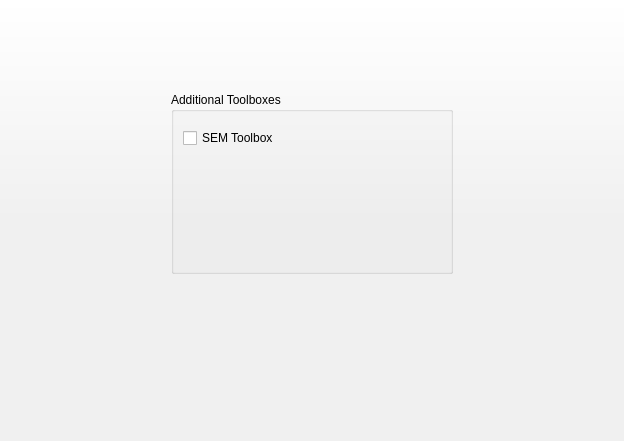
Before: the Qt Designer form JASP-Desktop/optionsform.ui in jasp-stats/jasp-desktop, drawn with Qt 5.
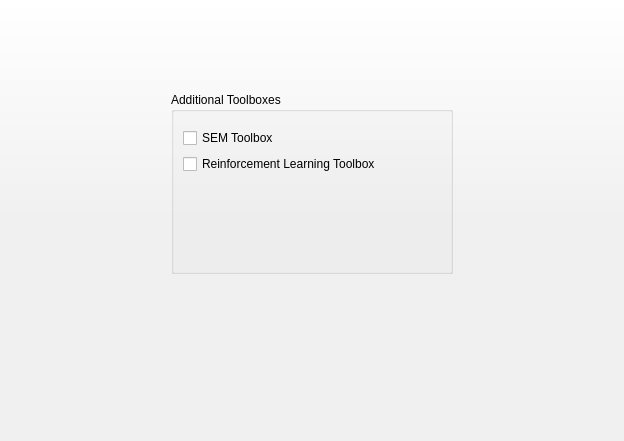
After: the same form once the commit is applied.

Commit message: Adding R11t Learning Toolbox

What changed in the file:
```diff
--- a/JASP-Desktop/optionsform.ui
+++ b/JASP-Desktop/optionsform.ui
@@ -62,7 +62,7 @@
               </property>
              </widget>
             </item>
-            <item row="1" column="0">
+            <item row="2" column="0">
              <spacer name="verticalSpacer_3">
               <property name="orientation">
                <enum>Qt::Vertical</enum>
@@ -75,6 +75,13 @@
               </property>
              </spacer>
             </item>
+            <item row="1" column="0">
+             <widget class="QCheckBox" name="toolboxes_r11tLearn">
+              <property name="text">
+               <string>Reinforcement Learning Toolbox</string>
+              </property>
+             </widget>
+            </item>
            </layout>
           </widget>
          </item>
```
The commit also changes 14 other files.
